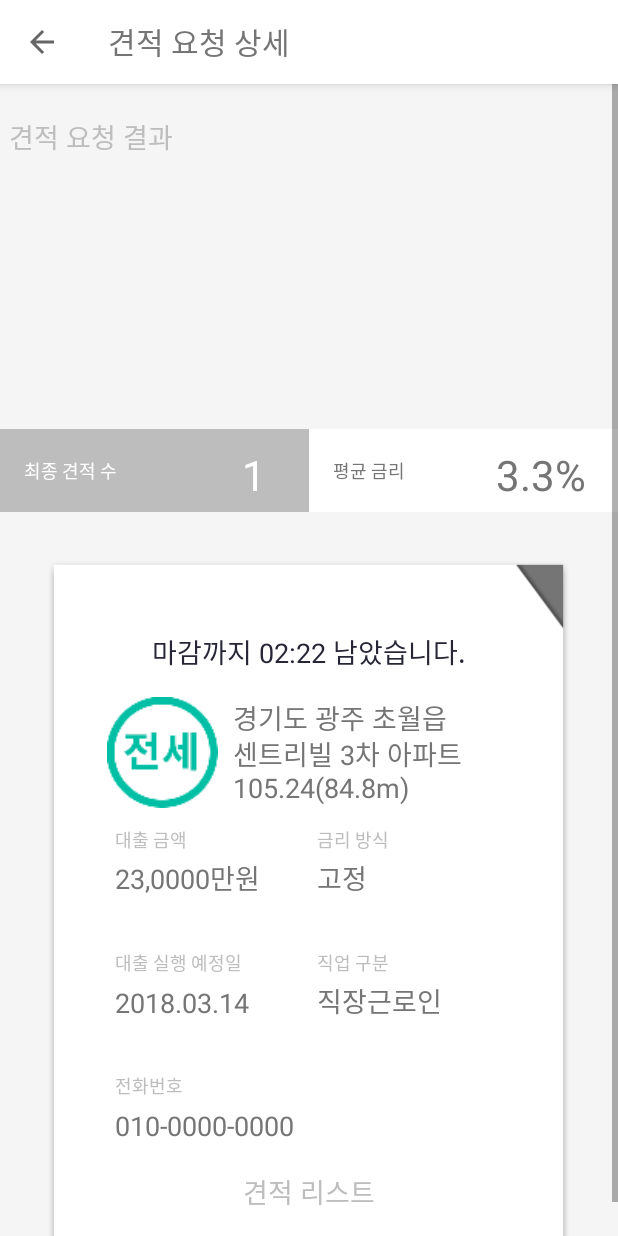
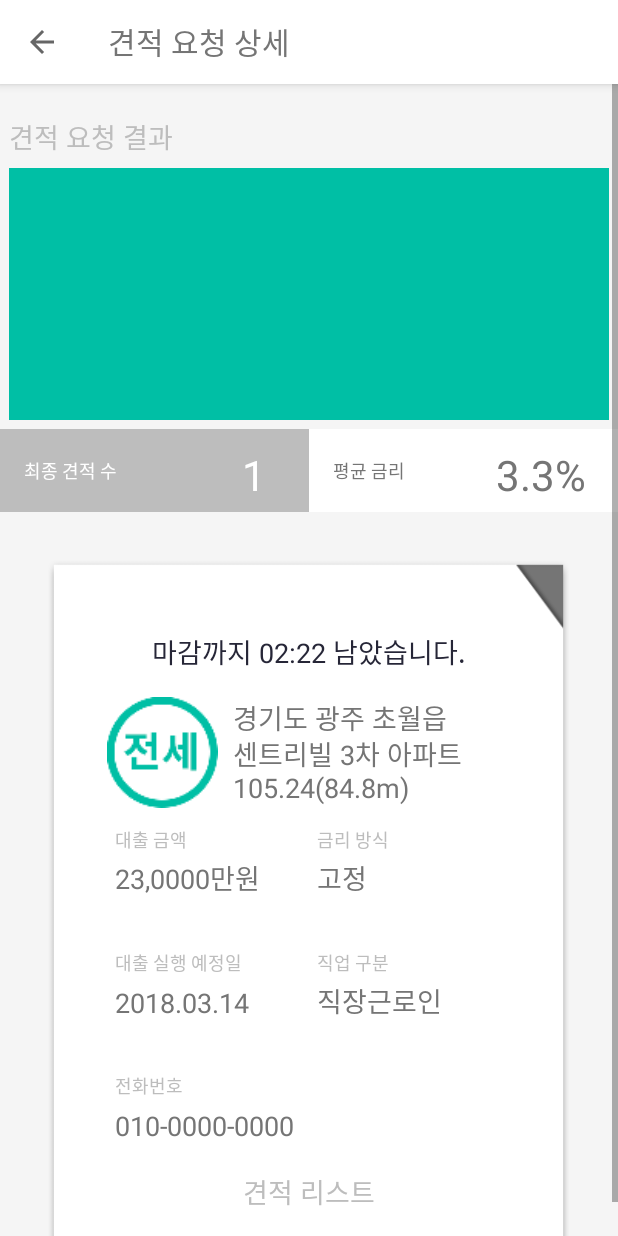
Before and after one commit to kirkee2/HelloMoney, an Android app: the QuotationDetailActivity screen opened directly, with no data from a screen before it, on a phone screen of 412 x 824 dp. Run offline under Robolectric (Android 15) with nearby library versions, the phone set to English and light mode, and no system bars; 4 statements that could not run were skipped.

Commit message:
quotation detail on progress

```diff
--- a/app/src/main/java/com/beta/tacademy/hellomoneycustomer/recyclerViews/quotationDetailRecyclerView/QuotationDetailHeaderObject.java
+++ b/app/src/main/java/com/beta/tacademy/hellomoneycustomer/recyclerViews/quotationDetailRecyclerView/QuotationDetailHeaderObject.java
@@ -1,4 +1,8 @@
 package com.beta.tacademy.hellomoneycustomer.recyclerViews.quotationDetailRecyclerView;
+
+import android.widget.ArrayAdapter;
+
+import java.util.ArrayList;
 
 /**
  * Created by kirkee on 2017. 6. 5..
@@ -8,6 +12,7 @@ public class QuotationDetailHeaderObject {
     private int id;
     private int finalQuotationCount;
     private double averageInterestRate;
+    private ArrayList<Integer> rate;
     private String remainTime;
     private int loanType;
     private String region1;
@@ -21,10 +26,11 @@ public class QuotationDetailHeaderObject {
     private int jobType;
     private String telephone;
 
-    public QuotationDetailHeaderObject(int id, int finalQuotationCount, double averageInterestRate, String remainTime, int loanType, String region1, String region2, String region3, String apt, String size, int loanSum, int rateType, int loanDate, int jobType, String telephone) {
+    public QuotationDetailHeaderObject(int id, int finalQuotationCount, double averageInterestRate, ArrayList<Integer> rate, String remainTime, int loanType, String region1, String region2, String region3, String apt, String size, int loanSum, int rateType, int loanDate, int jobType, String telephone) {
         this.id = id;
         this.finalQuotationCount = finalQuotationCount;
         this.averageInterestRate = averageInterestRate;
+        this.rate = rate;
         this.remainTime = remainTime;
         this.loanType = loanType;
         this.region1 = region1;
@@ -158,4 +164,12 @@ public class QuotationDetailHeaderObject {
     public void setTelephone(String telephone) {
         this.telephone = telephone;
     }
+
+    public ArrayList<Integer> getRate() {
+        return rate;
+    }
+
+    public void setRate(ArrayList<Integer> rate) {
+        this.rate = rate;
+    }
 }
--- a/app/src/main/java/com/beta/tacademy/hellomoneycustomer/recyclerViews/quotationDetailRecyclerView/QuotationDetailRecyclerViewAdapter.java
+++ b/app/src/main/java/com/beta/tacademy/hellomoneycustomer/recyclerViews/quotationDetailRecyclerView/QuotationDetailRecyclerViewAdapter.java
@@ -14,6 +14,7 @@ import android.widget.RatingBar;
 import android.widget.TextView;
 
 import com.beta.tacademy.hellomoneycustomer.R;
+import com.beta.tacademy.hellomoneycustomer.recyclerViews.myQuotationRecyclerView.MyQuotationRecyclerViewAdapter;
 
 import java.util.ArrayList;
 
@@ -28,9 +29,14 @@ public class QuotationDetailRecyclerViewAdapter extends RecyclerView.Adapter<Rec
     int type;
 
     private ArrayList<QuotationDetailObject> quotationDetailObjectArrayList;
+    private QuotationDetailHeaderObject quotationDetailHeaderObject;
 
     public void addMember(QuotationDetailObject quotationDetailObject) {
         quotationDetailObjectArrayList.add(quotationDetailObject); //아이템 추가
+    }
+
+    public void addHeader(QuotationDetailHeaderObject quotationDetailHeaderObject) {
+        this.quotationDetailHeaderObject = quotationDetailHeaderObject; //아이템 추가
     }
 
     public QuotationDetailRecyclerViewAdapter(int type){
@@ -107,30 +113,88 @@ public class QuotationDetailRecyclerViewAdapter extends RecyclerView.Adapter<Rec
     }
 
     private class QuotationDetailSubSubHeaderViewHolder extends RecyclerView.ViewHolder {
-
+        TextView finalQuotationCount;
+        TextView averageInterestRate;
         private QuotationDetailSubSubHeaderViewHolder(View itemView) {
             super(itemView);
+            finalQuotationCount = (TextView)itemView.findViewById(R.id.finalQuotationCount);
+            averageInterestRate = (TextView)itemView.findViewById(R.id.averageInterestRate);
+        }
+    }
+    private class QuotationDetailSubSubSubHeaderViewHolder extends RecyclerView.ViewHolder {
+        TextView remainTime;
+        ImageView loanType;
+        TextView region;
+        TextView apt;
+        TextView size;
+        TextView loanSum;
+        TextView rateType;
+        TextView jobtype;
+        TextView telephone;
+
+        private QuotationDetailSubSubSubHeaderViewHolder(View itemView) {
+            super(itemView);
+            remainTime = (TextView)itemView.findViewById(R.id.remainTime);
+            loanType = (ImageView) itemView.findViewById(R.id.loanType);
+            region = (TextView)itemView.findViewById(R.id.region);
+            apt = (TextView)itemView.findViewById(R.id.apt);
+            size = (TextView)itemView.findViewById(R.id.size);
+            loanSum = (TextView)itemView.findViewById(R.id.loanSum);
+            rateType = (TextView)itemView.findViewById(R.id.rateType);
+            jobtype = (TextView)itemView.findViewById(R.id.jobType);
+            telephone = (TextView)itemView.findViewById(R.id.telephone);
         }
     }
 
-    private class QuotationDetailSubSubSubHeaderViewHolder extends RecyclerView.ViewHolder {
 
-        private QuotationDetailSubSubSubHeaderViewHolder(View itemView) {
-            super(itemView);
-        }
-    }
-
+    /*
+     private int id;
+    private int finalQuotationCount;
+    private double averageInterestRate;
+    private String remainTime;
+    private int loanType;
+    private String region1;
+    private String region2;
+    private String region3;
+    private String apt;
+    private String size;
+    private int loanSum;
+    private int rateType;
+    private int loanDate;
+    private int jobType;
+    private String telephone;
+     */
 
     @Override
     public void onBindViewHolder(RecyclerView.ViewHolder holder, final int position) {
 
         if(holder instanceof QuotationDetailHeaderViewHolder){
+        } else if (holder instanceof QuotationDetailSubHeaderViewHolder) {
+            //MAP 라이즈
+        }else if (holder instanceof QuotationDetailSubSubHeaderViewHolder) {
+            final QuotationDetailHeaderObject valueObject  = quotationDetailHeaderObject;
 
-        } else if (holder instanceof QuotationDetailSubHeaderViewHolder) {
-            //final MainValueObject valueObject;
+            ((QuotationDetailSubSubHeaderViewHolder) holder).finalQuotationCount.setText(String.valueOf(valueObject.getRate().size()));
+            ((QuotationDetailSubSubHeaderViewHolder) holder).finalQuotationCount.setText(String.valueOf(valueObject.getAverageInterestRate()));
 
-        }else if (holder instanceof QuotationDetailSubSubHeaderViewHolder) {
         }else if (holder instanceof QuotationDetailSubSubSubHeaderViewHolder) {
+            final QuotationDetailHeaderObject valueObject  = quotationDetailHeaderObject;
+
+            ((QuotationDetailSubSubSubHeaderViewHolder) holder).remainTime.setText("마감까지 " + valueObject.getRemainTime()+ " 남았습니다.");
+            if(valueObject.getLoanType() == 0 ){
+                //((QuotationDetailSubSubSubHeaderViewHolder) holder).loanType.setImageResource("마감까지 " + valueObject.getRemainTime()+ " 남았습니다.");
+            }else{
+
+            }
+
+            /*
+            ((QuotationDetailSubSubSubHeaderViewHolder) holder).remainTime.setText("마감까지 " + valueObject.getRemainTime()+ " 남았습니다.");
+            ((QuotationDetailSubSubSubHeaderViewHolder) holder).remainTime.setText("마감까지 " + valueObject.getRemainTime()+ " 남았습니다.");
+            ((QuotationDetailSubSubSubHeaderViewHolder) holder).remainTime.setText("마감까지 " + valueObject.getRemainTime()+ " 남았습니다.");
+            ((QuotationDetailSubSubSubHeaderViewHolder) holder).remainTime.setText("마감까지 " + valueObject.getRemainTime()+ " 남았습니다.");
+            ((QuotationDetailSubSubSubHeaderViewHolder) holder).remainTime.setText("마감까지 " + valueObject.getRemainTime()+ " 남았습니다.");
+            ((QuotationDetailSubSubSubHeaderViewHolder) holder).remainTime.setText("마감까지 " + valueObject.getRemainTime()+ " 남았습니다.");
+            */
         }else {
 
         }
--- a/app/src/main/res/layout/quotation_detail_header_sub.xml
+++ b/app/src/main/res/layout/quotation_detail_header_sub.xml
@@ -8,5 +8,6 @@
 
     <View
         android:layout_width="match_parent"
-        android:layout_height="168dp" />
+        android:layout_height="168dp"
+        android:background="@color/progress"/>
 </LinearLayout>
--- a/app/src/main/res/layout/quotation_detail_header_sub_sub.xml
+++ b/app/src/main/res/layout/quotation_detail_header_sub_sub.xml
@@ -31,6 +31,7 @@
                 android:layout_centerVertical="true"/>
 
             <TextView
+                android:id="@+id/finalQuotationCount"
                 android:layout_width="33dp"
                 android:layout_height="33dp"
                 android:textSize="@dimen/large"
@@ -64,6 +65,7 @@
                 android:layout_centerVertical="true"/>
 
             <TextView
+                android:id="@+id/averageInterestRate"
                 android:layout_width="70dp"
                 android:layout_height="33dp"
                 android:textSize="@dimen/large"
--- a/app/src/main/res/layout/quotation_detail_header_sub_sub_sub.xml
+++ b/app/src/main/res/layout/quotation_detail_header_sub_sub_sub.xml
@@ -23,6 +23,7 @@
             android:padding="12dp">
 
             <TextView
+                android:id="@+id/remainTime"
                 android:layout_width="match_parent"
                 android:layout_height="48dp"
                 android:layout_gravity="center"
@@ -39,6 +40,7 @@
                 android:layout_marginBottom="12dp">
 
                 <ImageView
+                    android:id="@+id/loanType"
                     android:layout_width="74dp"
                     android:layout_height="match_parent"
                     android:layout_marginEnd="10dp"
@@ -50,6 +52,7 @@
                     android:orientation="vertical">
 
                     <TextView
+                        android:id="@+id/region"
                         android:layout_width="match_parent"
                         android:layout_height="24dp"
                         android:gravity="center_vertical"
@@ -58,6 +61,7 @@
                         android:textSize="@dimen/medium" />
 
                     <TextView
+                        android:id="@+id/apt"
                         android:layout_width="match_parent"
                         android:layout_height="24dp"
                         android:gravity="center_vertical"
@@ -66,6 +70,7 @@
                         android:textSize="@dimen/medium" />
 
                     <TextView
+                        android:id="@+id/size"
                         android:layout_width="match_parent"
                         android:layout_height="24dp"
                         android:gravity="center_vertical"
@@ -101,6 +106,7 @@
                         android:layout_marginBottom="8dp"/>
 
                     <TextView
+                        android:id="@+id/loanSum"
                         android:layout_width="wrap_content"
                         android:layout_height="wrap_content"
                         android:textSize="@dimen/medium"
@@ -131,6 +137,7 @@
                         android:layout_marginBottom="8dp"/>
 
                     <TextView
+                        android:id="@+id/rateType"
                         android:layout_width="wrap_content"
                         android:layout_height="wrap_content"
                         android:textSize="@dimen/medium"
@@ -169,6 +176,7 @@
                         android:layout_marginBottom="8dp"/>
 
                     <TextView
+                        android:id="@+id/loanDate"
                         android:layout_width="wrap_content"
                         android:layout_height="wrap_content"
                         android:textSize="@dimen/medium"
@@ -199,6 +207,7 @@
                         android:layout_marginBottom="8dp"/>
 
                     <TextView
+                        android:id="@+id/jobType"
                         android:layout_width="wrap_content"
                         android:layout_height="wrap_content"
                         android:textSize="@dimen/medium"
@@ -230,6 +239,7 @@
                     android:layout_marginBottom="8dp"/>
 
                 <TextView
+                    android:id="@+id/telephone"
                     android:layout_width="wrap_content"
                     android:layout_height="wrap_content"
                     android:textSize="@dimen/medium"
```
